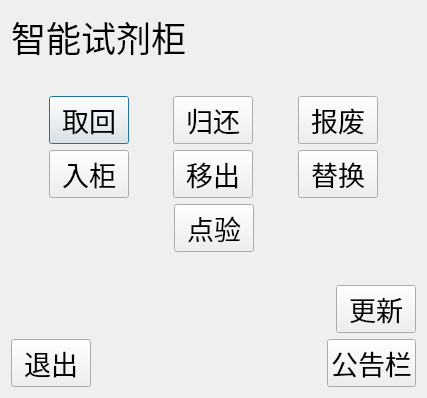
Before: the Qt Designer form qt/SmartCabinet/ui/common/dg_functionoptpage.ui in huanghl365/web, drawn with Qt 5.
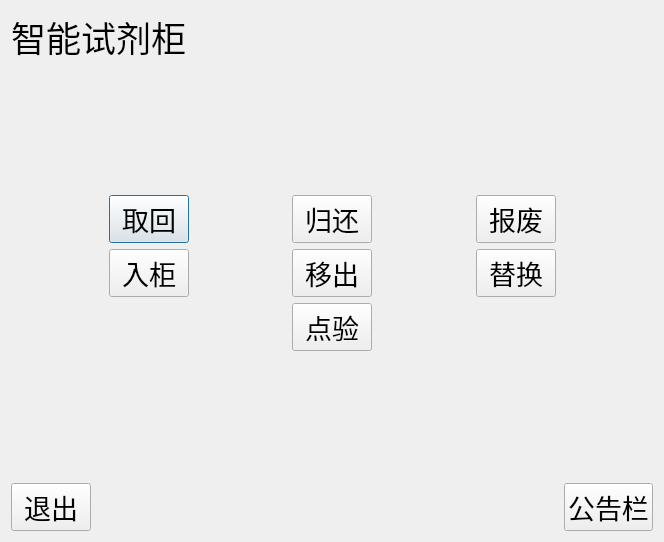
After: the same form once the commit is applied.

Patch:
```diff
--- a/qt/SmartCabinet/ui/common/dg_functionoptpage.ui
+++ b/qt/SmartCabinet/ui/common/dg_functionoptpage.ui
@@ -6,8 +6,8 @@
    <rect>
     <x>0</x>
     <y>0</y>
-    <width>427</width>
-    <height>398</height>
+    <width>664</width>
+    <height>542</height>
    </rect>
   </property>
   <property name="windowTitle">
@@ -305,35 +305,6 @@
        </property>
       </spacer>
      </item>
-     <item>
-      <layout class="QHBoxLayout" name="horizontalLayout_6">
-       <item>
-        <spacer name="horizontalSpacer_2">
-         <property name="orientation">
-          <enum>Qt::Horizontal</enum>
-         </property>
-         <property name="sizeHint" stdset="0">
-          <size>
-           <width>40</width>
-           <height>20</height>
-          </size>
-         </property>
-        </spacer>
-       </item>
-       <item>
-        <widget class="QPushButton" name="pB_UPdate">
-         <property name="font">
-          <font>
-           <pointsize>20</pointsize>
-          </font>
-         </property>
-         <property name="text">
-          <string>更新</string>
-         </property>
-        </widget>
-       </item>
-      </layout>
-     </item>
      <item>
       <layout class="QHBoxLayout" name="horizontalLayout_4">
        <item>
```
